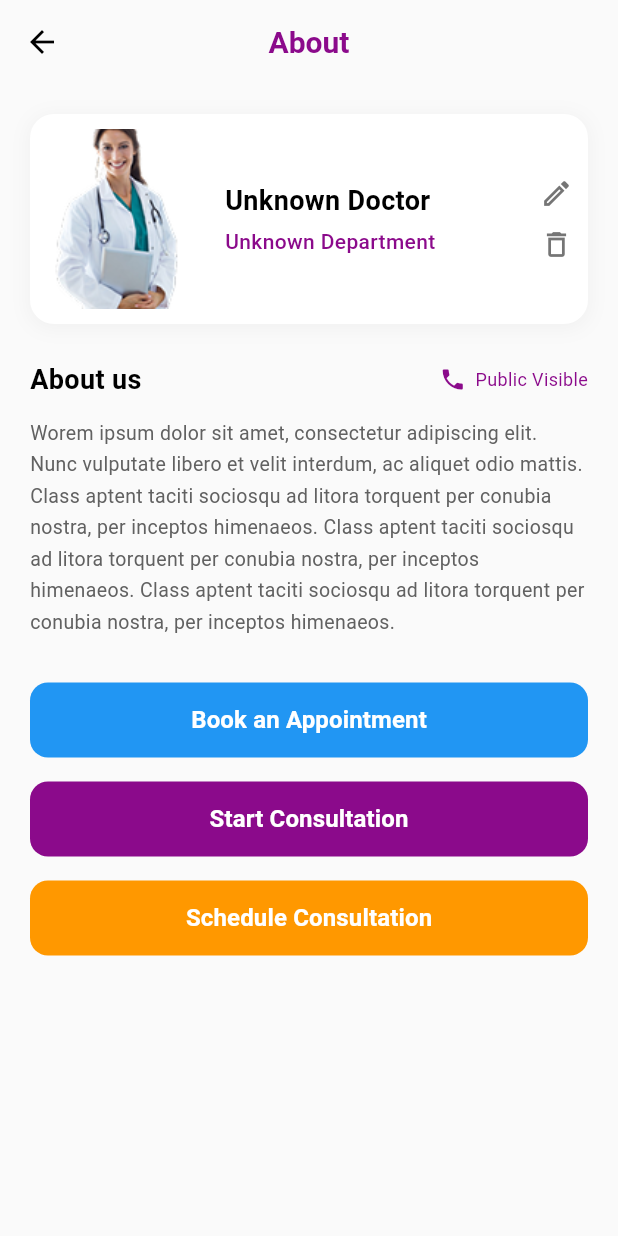
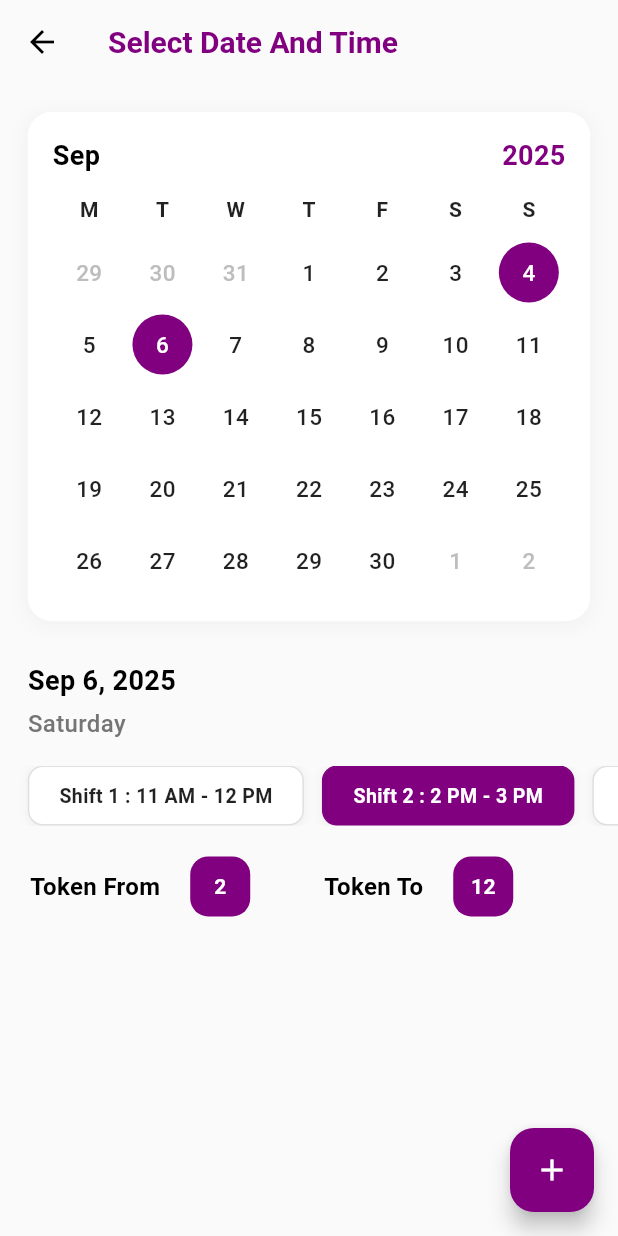
Before and after one commit to shabna2018/doctorApp, a Flutter app: the DoctorAboutScreen screen opened by its route, after a tap on "Schedule Consultation", on a phone screen of 412 x 824 dp. Run offline on Flutter 3.47's test engine with Material 3 defaults, Android fonts, the light colour scheme and no system bars.

Commit message:
scheduleconsultation screen commit.

```diff
--- a/lib/routes/app_pages.dart
+++ b/lib/routes/app_pages.dart
@@ -2,6 +2,7 @@ import 'package:book_doctor_app/routes/app_routes.dart';
 import 'package:book_doctor_app/screens/hospitalApp/aboutdoctorscreen.dart';
 import 'package:book_doctor_app/screens/hospitalApp/hospitalHomescreen.dart';
 import 'package:book_doctor_app/screens/hospitalApp/hospitallogin.dart';
+import 'package:book_doctor_app/screens/hospitalApp/scheduleconsultscreen.dart';
 import 'package:book_doctor_app/screens/patientApp/alldoctorsscreen.dart';
 import 'package:book_doctor_app/screens/patientApp/allhospitalscreen.dart';
 import 'package:book_doctor_app/screens/patientApp/appointmentscreen.dart';
@@ -12,6 +13,7 @@ import 'package:book_doctor_app/screens/patientApp/mytokensscreen.dart';
 import 'package:book_doctor_app/screens/patientApp/otpscreen.dart';
 import 'package:book_doctor_app/screens/patientApp/reviewscreen.dart';
 import 'package:book_doctor_app/common/roleselectionacreen.dart';
+import 'package:book_doctor_app/screens/patientApp/selectdatetimescreen.dart';
 import 'package:book_doctor_app/screens/patientApp/splashscreen.dart';
 import 'package:book_doctor_app/screens/patientApp/tokenqueuescreen.dart';
 import 'package:flutter/material.dart';
@@ -31,6 +33,8 @@ class AppPages {
     Routes.alldoctors: (context) => const AllDoctorsScreen(),
     Routes.allhospitals: (context) => const AllHospitalsScreen(),
     Routes.mytokens: (context) => const MyTokensScreen(),
+    Routes.selectdateandtime: (context) => const SelectDateTimeScreen(),
+    Routes.scheduleconsult: (context) => const SelectDateTimeTokenScreen(),
     Routes.myreviews: (context) => ReviewsScreen(
       doctorName: 'Dr.Upul',
       doctorImage: 'assets/images/doctor1.png',
--- a/lib/routes/app_routes.dart
+++ b/lib/routes/app_routes.dart
@@ -9,6 +9,8 @@ class Routes {
   static const String myreviews = '/myreviews';
   static const String showreview = '/showaddreview';
   static const String appointments = '/appointments';
+  static const String selectdateandtime = '/selectdateandtime';
+  static const String scheduleconsult = '/scheduleconsult';
   static const String tokenqueue = '/tokenqueue';
   static const String hospitaldetail = '/hospitaldetail';
   static const String roleSelection = '/role-selection';
--- a/lib/screens/hospitalApp/aboutdoctorscreen.dart
+++ b/lib/screens/hospitalApp/aboutdoctorscreen.dart
@@ -1,3 +1,4 @@
+import 'package:book_doctor_app/routes/app_routes.dart';
 import 'package:flutter/material.dart';
 
 class DoctorAboutScreen extends StatelessWidget {
@@ -176,7 +177,9 @@ class DoctorAboutScreen extends StatelessWidget {
                 width: double.infinity,
                 height: 50,
                 child: ElevatedButton(
-                  onPressed: () {},
+                  onPressed: () {
+                    Navigator.pushNamed(context, Routes.selectdateandtime);
+                  },
                   style: ElevatedButton.styleFrom(
                     backgroundColor: Color(0xFF2196F3),
                     foregroundColor: Colors.white,
@@ -222,7 +225,9 @@ class DoctorAboutScreen extends StatelessWidget {
                 width: double.infinity,
                 height: 50,
                 child: ElevatedButton(
-                  onPressed: () {},
+                  onPressed: () {
+                    Navigator.pushNamed(context, Routes.scheduleconsult);
+                  },
                   style: ElevatedButton.styleFrom(
                     backgroundColor: Color(0xFFFF9800),
                     foregroundColor: Colors.white,
--- /dev/null
+++ b/lib/screens/hospitalApp/scheduleconsultscreen.dart
@@ -0,0 +1,401 @@
+import 'package:flutter/material.dart';
+import 'package:intl/intl.dart';
+
+class SelectDateTimeTokenScreen extends StatefulWidget {
+  const SelectDateTimeTokenScreen({super.key});
+
+  @override
+  State<SelectDateTimeTokenScreen> createState() =>
+      _SelectDateTimeTokenScreenState();
+}
+
+class _SelectDateTimeTokenScreenState extends State<SelectDateTimeTokenScreen> {
+  DateTime selectedDate = DateTime(2025, 9, 6);
+  String selectedShift = 'Shift 2 : 2 PM - 3 PM';
+  int tokenFrom = 2;
+  int tokenTo = 12;
+
+  final List<String> shifts = [
+    'Shift 1 : 11 AM - 12 PM',
+    'Shift 2 : 2 PM - 3 PM',
+    'Shift 3 : 4 PM - 6 PM',
+  ];
+
+  @override
+  Widget build(BuildContext context) {
+    final screenWidth = MediaQuery.of(context).size.width;
+
+    return Scaffold(
+      backgroundColor: Colors.grey[50],
+      appBar: AppBar(
+        backgroundColor: Colors.grey[50],
+        elevation: 0,
+        leading: IconButton(
+          icon: const Icon(Icons.arrow_back, color: Colors.black),
+          onPressed: () => Navigator.pop(context),
+        ),
+        title: const Text(
+          'Select Date And Time',
+          style: TextStyle(
+            color: Color(0xFF800080),
+            fontSize: 20,
+            fontWeight: FontWeight.bold,
+          ),
+        ),
+        centerTitle: false,
+      ),
+      body: SingleChildScrollView(
+        child: Column(
+          crossAxisAlignment: CrossAxisAlignment.start,
+          children: [
+            _buildCalendar(screenWidth),
+            SizedBox(height: screenWidth * 0.02),
+            _buildSelectedDateInfo(screenWidth),
+            SizedBox(height: screenWidth * 0.04),
+            _buildShiftSelector(screenWidth),
+            SizedBox(height: screenWidth * 0.05),
+            _buildTokenRangeSelector(screenWidth),
+            SizedBox(height: screenWidth * 0.06),
+          ],
+        ),
+      ),
+      floatingActionButton: FloatingActionButton(
+        onPressed: () {
+          // Handle add action
+          ScaffoldMessenger.of(context).showSnackBar(
+            SnackBar(
+              content: Text(
+                'Date: ${DateFormat('MMM d, yyyy').format(selectedDate)}\n$selectedShift\nTokens: $tokenFrom - $tokenTo',
+              ),
+              duration: const Duration(seconds: 2),
+              backgroundColor: const Color(0xFF800080),
+            ),
+          );
+        },
+        backgroundColor: const Color(0xFF800080),
+        child: const Icon(Icons.add, color: Colors.white),
+      ),
+    );
+  }
+
+  Widget _buildCalendar(double screenWidth) {
+    return Container(
+      margin: EdgeInsets.all(screenWidth * 0.045),
+      padding: EdgeInsets.all(screenWidth * 0.04),
+      decoration: BoxDecoration(
+        color: Colors.white,
+        borderRadius: BorderRadius.circular(16),
+        boxShadow: [
+          BoxShadow(
+            color: Colors.grey.withOpacity(0.1),
+            spreadRadius: 1,
+            blurRadius: 10,
+            offset: const Offset(0, 2),
+          ),
+        ],
+      ),
+      child: Column(
+        children: [
+          _buildCalendarHeader(screenWidth),
+          SizedBox(height: screenWidth * 0.03),
+          _buildWeekDaysHeader(),
+          SizedBox(height: screenWidth * 0.02),
+          _buildCalendarDays(screenWidth),
+        ],
+      ),
+    );
+  }
+
+  Widget _buildCalendarHeader(double screenWidth) {
+    return Row(
+      mainAxisAlignment: MainAxisAlignment.spaceBetween,
+      children: [
+        const Text(
+          'Sep',
+          style: TextStyle(
+            fontSize: 18,
+            fontWeight: FontWeight.w600,
+            color: Colors.black,
+          ),
+        ),
+        const Text(
+          '2025',
+          style: TextStyle(
+            fontSize: 18,
+            fontWeight: FontWeight.bold,
+            color: Color(0xFF800080),
+          ),
+        ),
+      ],
+    );
+  }
+
+  Widget _buildWeekDaysHeader() {
+    final weekDays = ['M', 'T', 'W', 'T', 'F', 'S', 'S'];
+    return Row(
+      mainAxisAlignment: MainAxisAlignment.spaceAround,
+      children: weekDays.map((day) {
+        return Expanded(
+          child: Center(
+            child: Text(
+              day,
+              style: const TextStyle(
+                fontSize: 14,
+                fontWeight: FontWeight.w600,
+                color: Colors.black87,
+              ),
+            ),
+          ),
+        );
+      }).toList(),
+    );
+  }
+
+  Widget _buildCalendarDays(double screenWidth) {
+    // September 2025 calendar data
+    final daysInMonth = [
+      [29, 30, 31, 1, 2, 3, 4],
+      [5, 6, 7, 8, 9, 10, 11],
+      [12, 13, 14, 15, 16, 17, 18],
+      [19, 20, 21, 22, 23, 24, 25],
+      [26, 27, 28, 29, 30, 1, 2],
+    ];
+
+    final prevMonthDays = [29, 30, 31];
+    final nextMonthDays = [1, 2];
+
+    return Column(
+      children: daysInMonth.asMap().entries.map((entry) {
+        return Padding(
+          padding: const EdgeInsets.symmetric(vertical: 4),
+          child: Row(
+            mainAxisAlignment: MainAxisAlignment.spaceAround,
+            children: entry.value.map((day) {
+              final isSelected = day == 6 && entry.key == 1;
+              final isToday = day == 4 && entry.key == 0;
+              final isPrevMonth = entry.key == 0 && prevMonthDays.contains(day);
+              final isNextMonth = entry.key == 4 && nextMonthDays.contains(day);
+              final isOtherMonth = isPrevMonth || isNextMonth;
+
+              return Expanded(
+                child: GestureDetector(
+                  onTap: () {
+                    if (!isOtherMonth) {
+                      setState(() {
+                        selectedDate = DateTime(2025, 9, day);
+                      });
+                    }
+                  },
+                  child: Container(
+                    height: 40,
+                    margin: const EdgeInsets.symmetric(horizontal: 2),
+                    decoration: BoxDecoration(
+                      color: isSelected
+                          ? const Color(0xFF800080)
+                          : isToday
+                          ? const Color(0xFF800080)
+                          : Colors.transparent,
+                      shape: BoxShape.circle,
+                    ),
+                    child: Center(
+                      child: Text(
+                        day.toString(),
+                        style: TextStyle(
+                          fontSize: 15,
+                          fontWeight: FontWeight.w500,
+                          color: isSelected || isToday
+                              ? Colors.white
+                              : isOtherMonth
+                              ? Colors.grey[400]
+                              : Colors.black87,
+                        ),
+                      ),
+                    ),
+                  ),
+                ),
+              );
+            }).toList(),
+          ),
+        );
+      }).toList(),
+    );
+  }
+
+  Widget _buildSelectedDateInfo(double screenWidth) {
+    final dateFormat = DateFormat('MMM d, yyyy');
+    final dayFormat = DateFormat('EEEE');
+
+    return Padding(
+      padding: EdgeInsets.symmetric(horizontal: screenWidth * 0.045),
+      child: Column(
+        crossAxisAlignment: CrossAxisAlignment.start,
+        children: [
+          Text(
+            dateFormat.format(selectedDate),
+            style: const TextStyle(
+              fontSize: 18,
+              fontWeight: FontWeight.bold,
+              color: Colors.black,
+            ),
+          ),
+          const SizedBox(height: 4),
+          Text(
+            dayFormat.format(selectedDate),
+            style: TextStyle(
+              fontSize: 16,
+              fontWeight: FontWeight.w500,
+              color: Colors.grey[600],
+            ),
+          ),
+        ],
+      ),
+    );
+  }
+
+  Widget _buildShiftSelector(double screenWidth) {
+    return SizedBox(
+      height: 40,
+      child: ListView.builder(
+        scrollDirection: Axis.horizontal,
+        padding: EdgeInsets.symmetric(horizontal: screenWidth * 0.045),
+        itemCount: shifts.length,
+        itemBuilder: (context, index) {
+          final shift = shifts[index];
+          final isSelected = selectedShift == shift;
+
+          return Padding(
+            padding: const EdgeInsets.only(right: 12),
+            child: GestureDetector(
+              onTap: () {
+                setState(() {
+                  selectedShift = shift;
+                });
+              },
+              child: Container(
+                padding: const EdgeInsets.symmetric(
+                  horizontal: 20,
+                  vertical: 10,
+                ),
+                decoration: BoxDecoration(
+                  color: isSelected ? const Color(0xFF800080) : Colors.white,
+                  borderRadius: BorderRadius.circular(10),
+                  border: Border.all(
+                    color: isSelected
+                        ? const Color(0xFF800080)
+                        : Colors.grey[300]!,
+                    width: 1,
+                  ),
+                  boxShadow: [
+                    BoxShadow(
+                      color: Colors.grey.withOpacity(0.1),
+                      spreadRadius: 1,
+                      blurRadius: 4,
+                      offset: const Offset(0, 1),
+                    ),
+                  ],
+                ),
+                child: Center(
+                  child: Text(
+                    shift,
+                    style: TextStyle(
+                      fontSize: 13,
+                      fontWeight: FontWeight.w600,
+                      color: isSelected ? Colors.white : Colors.black87,
+                    ),
+                  ),
+                ),
+              ),
+            ),
+          );
+        },
+      ),
+    );
+  }
+
+  Widget _buildTokenRangeSelector(double screenWidth) {
+    return Padding(
+      padding: EdgeInsets.symmetric(horizontal: 20),
+      child: Row(
+        children: [
+          // Token From
+          Expanded(
+            child: Row(
+              crossAxisAlignment: CrossAxisAlignment.center,
+              children: [
+                const Text(
+                  'Token From',
+                  style: TextStyle(
+                    fontSize: 16,
+                    fontWeight: FontWeight.w600,
+                    color: Colors.black,
+                  ),
+                ),
+                const SizedBox(width: 20),
+                GestureDetector(
+                  onTap: () {},
+                  child: Container(
+                    width: 40,
+                    height: 40,
+                    decoration: BoxDecoration(
+                      color: const Color(0xFF800080),
+                      borderRadius: BorderRadius.circular(12),
+                    ),
+                    child: Center(
+                      child: Text(
+                        tokenFrom.toString(),
+                        style: const TextStyle(
+                          fontSize: 14,
+                          fontWeight: FontWeight.bold,
+                          color: Colors.white,
+                        ),
+                      ),
+                    ),
+                  ),
+                ),
+              ],
+            ),
+          ),
+          const SizedBox(width: 20),
+          // Token To
+          Expanded(
+            child: Row(
+              crossAxisAlignment: CrossAxisAlignment.center,
+              children: [
+                const Text(
+                  'Token To',
+                  style: TextStyle(
+                    fontSize: 16,
+                    fontWeight: FontWeight.w600,
+                    color: Colors.black,
+                  ),
+                ),
+                const SizedBox(width: 20),
+                GestureDetector(
+                  onTap: () {},
+                  child: Container(
+                    width: 40,
+                    height: 40,
+                    decoration: BoxDecoration(
+                      color: const Color(0xFF800080),
+                      borderRadius: BorderRadius.circular(12),
+                    ),
+                    child: Center(
+                      child: Text(
+                        tokenTo.toString(),
+                        style: const TextStyle(
+                          fontSize: 14,
+                          fontWeight: FontWeight.bold,
+                          color: Colors.white,
+                        ),
+                      ),
+                    ),
+                  ),
+                ),
+              ],
+            ),
+          ),
+        ],
+      ),
+    );
+  }
+}
```
